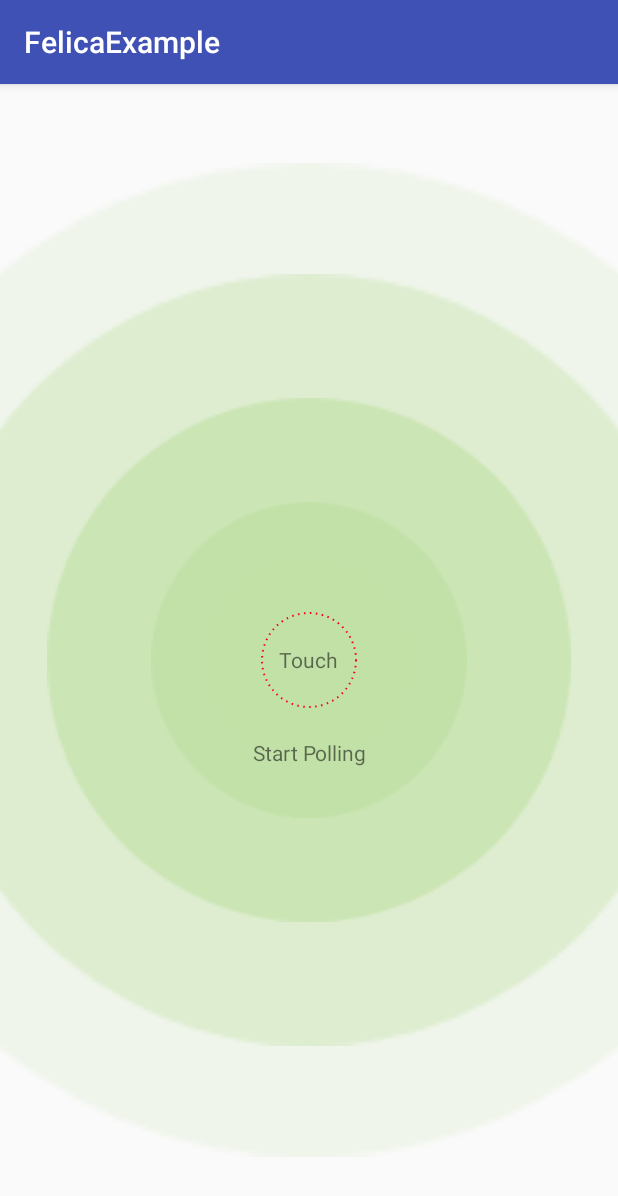
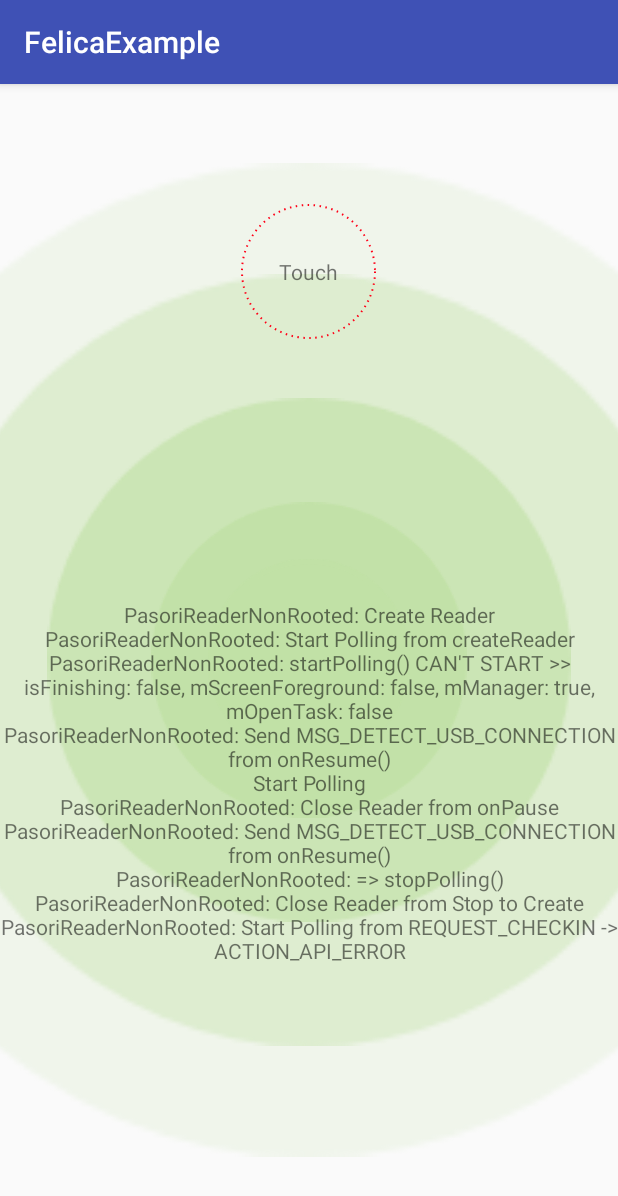
Before and after one commit to nhancv/nc-util-ad-detect-felicapasori, an Android app: the screen it shows after launch (MainActivity), after a tap on an icon or button, on a phone screen of 412 x 824 dp. Shown: the top 1196 px of the screen. Run offline under Robolectric (Android 15) with nearby library versions, the phone set to English and light mode, and no system bars; our stand-ins replace ButterKnife, data binding; pictures from the network do not load; 2 statements that could not run were skipped.

Commit message:
completed Add logview in +PasoriReaderNonRooted +FelicaPushUtil

```diff
--- a/app/src/main/java/com/sunnypoint/felicaexample/model/LogInfo.java
+++ b/app/src/main/java/com/sunnypoint/felicaexample/model/LogInfo.java
@@ -5,20 +5,25 @@ import android.databinding.Bindable;
 
 import com.sunnypoint.felicaexample.BR;
 
+import java.util.ArrayDeque;
+import java.util.Queue;
+
 /**
  * Created by NhanCao on 08-Oct-15.
  */
 public class LogInfo extends BaseObservable {
     private String msg;
+    private Queue<String> list;
+    private static LogInfo instance = new LogInfo("Greate");
 
-    private static LogInfo instance=new LogInfo("Greate");
-
-    public static LogInfo getInstance(){
+    public static LogInfo getInstance() {
         return instance;
     }
 
     public LogInfo(String msg) {
         this.msg = msg;
+        this.list = new ArrayDeque<>(10);
+        this.list.add(msg);
     }
 
     @Bindable
@@ -27,7 +32,19 @@ public class LogInfo extends BaseObservable {
     }
 
     public void setMsg(String msg) {
-        this.msg = msg;
+        try {
+            this.list.add(msg);
+            if (list.size() > 10) {
+                list.remove();
+                this.msg = "";
+            }
+            for (String item : list) {
+                this.msg += item + "\n";
+            }
+        } catch (Exception e) {
+            this.msg = msg;
+            e.printStackTrace();
+        }
         notifyPropertyChanged(BR.msg);
     }
 }
--- a/app/src/main/java/com/sunnypoint/felicaexample/utils/nfc/PasoriReaderNonRooted.java
+++ b/app/src/main/java/com/sunnypoint/felicaexample/utils/nfc/PasoriReaderNonRooted.java
@@ -13,6 +13,7 @@ import android.os.Handler;
 import android.os.Message;
 import android.util.Log;
 
+import com.sunnypoint.felicaexample.model.LogInfo;
 import com.sunnypoint.felicaexample.utils.Configs;
 import com.sunnypoint.felicaexample.utils.Utils;
 
@@ -61,6 +62,7 @@ public class PasoriReaderNonRooted extends BaseReader {
             String action = intent.getAction();
             if (ACTION_USB_PERMISSION.equals(action)) {
                 Log.v(TAG, "ACTION_USB_PERMISSION");
+                LogInfo.getInstance().setMsg(TAG+ ": ACTION_USB_PERMISSION");
                 synchronized (this) {
                     UsbDevice device = intent.getParcelableExtra(UsbManager.EXTRA_DEVICE);
                     if (device != null) {
@@ -78,6 +80,7 @@ public class PasoriReaderNonRooted extends BaseReader {
 
             } else if (UsbManager.ACTION_USB_DEVICE_DETACHED.equals(action)) {
                 Log.v(TAG, "ACTION_USB_DEVICE_DETACHED");
+                LogInfo.getInstance().setMsg(TAG+ ": ACTION_USB_DEVICE_DETACHED");
                 UsbDevice device = intent.getParcelableExtra(UsbManager.EXTRA_DEVICE);
                 if (device != null) {
                     mReaderDetached = true;
@@ -102,6 +105,7 @@ public class PasoriReaderNonRooted extends BaseReader {
     @Override
     public void createReader() {
         Log.v(TAG, "createReader()");
+        LogInfo.getInstance().setMsg(TAG + ": Create Reader");
         // Get USB manager
         mIDM = new byte[8];
         mManager = (UsbManager) mActivity.getSystemService(Context.USB_SERVICE);
@@ -148,13 +152,16 @@ public class PasoriReaderNonRooted extends BaseReader {
         synchronized (LOCK) {
             if (!mReaderOpened) {
                 Log.v(TAG, "openReader() Begin opening " + portName);
+                LogInfo.getInstance().setMsg(TAG+ ": openReader() Begin opening " + portName);
                 int openCode = mNfc100Usb.open();
                 if (openCode == Nfc100.ICS_ERROR_SUCCESS) {
                     mReaderOpened = true;
                     Log.v(TAG, "openReader() OK");
+                    LogInfo.getInstance().setMsg(TAG + ": openReader() OK");
                 } else {
                     byte[] openResult = new byte[]{(byte) openCode};
                     Log.e(TAG, "openReader() Not OK " + openCode);
+                    LogInfo.getInstance().setMsg(TAG + ": openReader() Not OK " + openCode);
                     // Return open error
                     return openResult;
                 }
@@ -166,6 +173,7 @@ public class PasoriReaderNonRooted extends BaseReader {
     @Override
     public void closeReader(String log) {
         Log.i(TAG, "closeReader() from " + log);
+        LogInfo.getInstance().setMsg(TAG + ": Close Reader from " + log);
         synchronized (LOCK) {
             mHandler.removeMessages(MSG_DETECT_USB_CONNECTION);
             boolean isOpened = mReaderOpened;
@@ -184,6 +192,7 @@ public class PasoriReaderNonRooted extends BaseReader {
     public void startPolling(String log) {
         if (log != null) {
             Log.i(TAG, "startPolling() from " + log);
+            LogInfo.getInstance().setMsg(TAG + ": Start Polling from " + log);
         }
         // Check mOpenTask is null to warrant once OpenTask only run at the same
         // time
@@ -205,6 +214,7 @@ public class PasoriReaderNonRooted extends BaseReader {
 
             } else {
                 Log.v(TAG, "startPolling() found and connect to device " + detectedDevice);
+                LogInfo.getInstance().setMsg(TAG + ": Start polling found and connect to device " + detectedDevice);
                 mHandler.removeMessages(MSG_DETECT_USB_CONNECTION);
                 mReaderDetached = false;
                 mManager.requestPermission(detectedDevice, mPermissionIntent);
@@ -212,12 +222,15 @@ public class PasoriReaderNonRooted extends BaseReader {
         } else {
             Log.v(TAG, "startPolling() CAN'T START >> isFinishing: " + mActivity.isFinishing() + ", mScreenForeground: " + mScreenForeground + ", mManager: "
                     + (mManager != null) + ", mOpenTask: " + (mOpenTask != null));
+            LogInfo.getInstance().setMsg(TAG + ": startPolling() CAN'T START >> isFinishing: " + mActivity.isFinishing() + ", mScreenForeground: " + mScreenForeground + ", mManager: "
+                    + (mManager != null) + ", mOpenTask: " + (mOpenTask != null));
         }
     }
 
     @Override
     public void stopPolling(String log) {
         Log.v(TAG, log + " => stopPolling()");
+        LogInfo.getInstance().setMsg(TAG + ": => stopPolling()");
         closeReader(log);
     }
 
@@ -227,6 +240,7 @@ public class PasoriReaderNonRooted extends BaseReader {
             @Override
             public void run() {
                 Log.v(TAG, "pushURL()");
+                LogInfo.getInstance().setMsg(TAG+ ": pushURL()");
                 long begin = System.currentTimeMillis();
                 boolean result = false;
                 try {
@@ -235,12 +249,14 @@ public class PasoriReaderNonRooted extends BaseReader {
                     result = (rc == Nfc100.ICS_ERROR_SUCCESS);
                 } catch (Exception e) {
                     Log.e(TAG, "Error when pushing URL. " + e.getMessage());
+                    LogInfo.getInstance().setMsg(TAG + ": Error when pushing URL. " + e.getMessage());
                     e.printStackTrace();
 
                     // Log error
                 } finally {
                     long duration = System.currentTimeMillis() - begin;
                     Log.i(TAG, "pushURL() result=" + result + ", time=" + duration);
+                    LogInfo.getInstance().setMsg(TAG + ": pushURL() result=" + result + ", time=" + duration);
 
                     // Log push status
                 }
@@ -259,6 +275,7 @@ public class PasoriReaderNonRooted extends BaseReader {
 
         // Send delay to waiting for ACTION_USB_PERMISSION
         Log.i(TAG, "Send MSG_DETECT_USB_CONNECTION from onResume()");
+        LogInfo.getInstance().setMsg(TAG+ ": Send MSG_DETECT_USB_CONNECTION from onResume()");
         mHandler.removeMessages(MSG_DETECT_USB_CONNECTION);
         mHandler.sendEmptyMessageDelayed(MSG_DETECT_USB_CONNECTION, DETECT_DELAY_TIME);
     }
@@ -297,6 +314,7 @@ public class PasoriReaderNonRooted extends BaseReader {
         @Override
         protected byte[] doInBackground(UsbDevice... params) {
             Log.v(TAG, "OpenTask.doInBackground()");
+            LogInfo.getInstance().setMsg(TAG+ ": OpenTask.doInBackground()");
             try {
                 // Open reader
                 mNfc100Usb.setDevice(params[0]);
@@ -312,12 +330,14 @@ public class PasoriReaderNonRooted extends BaseReader {
                 if (mIDM != null) {
                     String hexIdm = Utils.getHexString(mIDM).toString();
                     Log.i(TAG, "OpenTask -> IDM: " + hexIdm);
+                    LogInfo.getInstance().setMsg(TAG+ ": OpenTask -> IDM: " + hexIdm);
                     Utils.getInstance().setUserFID(hexIdm, PasoriReaderNonRooted.this);
                     return mIDM;
                 }
 
             } catch (Exception e) {
                 Log.e(TAG, "OpenTask error when polling.." + e.getMessage());
+                LogInfo.getInstance().setMsg(TAG+ ": OpenTask error when polling.." + e.getMessage());
                 e.printStackTrace();
             }
 
@@ -331,6 +351,7 @@ public class PasoriReaderNonRooted extends BaseReader {
             mOpenTask = null;
 
             Log.v(TAG, "PasoriReaderNonRooted.OpenTask: onPostExecute()");
+            LogInfo.getInstance().setMsg(TAG+ ": PasoriReaderNonRooted.OpenTask: onPostExecute()");
             if (card_info == null) {
                 // Unknown error code
                 mErrorCode = Nfc100.ICS_ERROR_UNKNOWN;
@@ -351,6 +372,7 @@ public class PasoriReaderNonRooted extends BaseReader {
 
                 } else {
                     Log.i(TAG, "IDM:" + Utils.getHexString(mIDM));
+                    LogInfo.getInstance().setMsg(TAG + ": IDM:" + Utils.getHexString(mIDM));
                     if (mNfc100Usb.getPolledType() == Nfc100.POLLED_FELICA) { // Felica
                         pushUrl(null);
                     }
--- a/app/src/main/java/com/sunnypoint/felicaexample/views/MainActivity.java
+++ b/app/src/main/java/com/sunnypoint/felicaexample/views/MainActivity.java
@@ -1,20 +1,14 @@
 package com.sunnypoint.felicaexample.views;
 
-import android.app.Dialog;
-import android.content.Context;
 import android.databinding.DataBindingUtil;
-import android.graphics.drawable.ColorDrawable;
 import android.media.AudioManager;
 import android.os.Bundle;
 import android.os.Handler;
 import android.support.v7.app.AppCompatActivity;
+import android.text.method.ScrollingMovementMethod;
 import android.util.Log;
-import android.view.LayoutInflater;
 import android.view.View;
-import android.view.Window;
 import android.view.WindowManager;
-import android.widget.Button;
-import android.widget.ImageButton;
 import android.widget.TextView;
 import android.widget.Toast;
 
@@ -65,7 +59,7 @@ public class MainActivity extends AppCompatActivity implements ReaderCallback {
                         BaseReader reader = (BaseReader) msg.obj;
                         if (reader != null && reader instanceof PasoriReaderNonRooted && reader.isReaderAvailable()) {
                             int errorCode = reader.getErrorCode();
-                            showDialogAnnounce(getApplicationContext(), "Error", errorCode + "", false);
+                         LogInfo.getInstance().setMsg("Error "+errorCode);
                         }
                     }
                     break;
@@ -84,8 +78,6 @@ public class MainActivity extends AppCompatActivity implements ReaderCallback {
 
     @Bind(R.id.vBackground)
     RippleBackground vBackground;
-    @Bind(R.id.btnPolling)
-    ImageButton btnPolling;
     @Bind(R.id.txtLogView)
     TextView txtLogView;
 
@@ -113,7 +105,6 @@ public class MainActivity extends AppCompatActivity implements ReaderCallback {
 //        setContentView(R.layout.activity_main);
         ButterKnife.bind(this);
 
-
         Utils.getInstance().setContext(getApplicationContext());
         mReader = ReaderUtils.getReader(this, mHandler);
         mReader.createReader();
@@ -121,6 +112,9 @@ public class MainActivity extends AppCompatActivity implements ReaderCallback {
         getWindow().addFlags(WindowManager.LayoutParams.FLAG_KEEP_SCREEN_ON);
         setVolumeControlStream(AudioManager.STREAM_MUSIC);
         SoundManager.getInstance().init(getApplicationContext());
+
+        txtLogView.setMovementMethod(new ScrollingMovementMethod());
+
 
     }
 
@@ -132,13 +126,26 @@ public class MainActivity extends AppCompatActivity implements ReaderCallback {
     }
 
     @OnClick(R.id.btnPolling)
-    public void btnPollingOnClick() {
+    public void btnPollingOnClick(View view) {
         ButterKnife.apply(viewList, ENABLED, false);
+        view.postDelayed(new Runnable() {
+            @Override
+            public void run() {
+                try {
+                    ButterKnife.apply(viewList, ENABLED, true);
+                } catch (Exception e) {
+                    e.printStackTrace();
+                }
+            }
+        }, 1000);
 //        ButterKnife.apply(viewList, View.ALPHA, 0.0f);
 
         vBackground.startRippleAnimation();
+        LogInfo.getInstance().setMsg("Start Polling");
+        mReader.onActivityPaused(this);
+        mReader.onActivityResumed(this);
+        mReader.stopPolling("Stop to Create");
         mReader.startPolling("REQUEST_CHECKIN -> ACTION_API_ERROR");
-        LogInfo.getInstance().setMsg("Start Polling");
     }
 
 
@@ -157,47 +164,16 @@ public class MainActivity extends AppCompatActivity implements ReaderCallback {
         // Show output
         Log.i(TAG, "sendFidToServer()");
         if (Utils.getInstance().getUserFID().equals("6300000000000000")) {
-            Toast.makeText(getApplicationContext(), "Please tap again and hold the phone on the reader longer", Toast.LENGTH_SHORT).show();
+            Toast.makeText(getApplicationContext(), "Please tap again and hold the phone on the reader longer", Toast.LENGTH_LONG).show();
             mReader.setTapped(false);
             mReader.startPolling("sendFidToServer() Invalid FID");
 
         } else {
             if (!mReader.getTapped()) {
-                // mIsTapped = true;
                 mReader.setTapped(true);
             }
-//            mReader.startPolling("sendFidToServer() again");
         }
     }
-
-
-    public void showDialogAnnounce(Context context, String title, String msg, boolean isError) {
-        final Dialog dialog = new Dialog(context);
-        dialog.requestWindowFeature(Window.FEATURE_NO_TITLE);
-        LayoutInflater inflater = (LayoutInflater) context.getSystemService(Context.LAYOUT_INFLATER_SERVICE);
-        View view = inflater.inflate(R.layout.view_dialog_layout, null, false);
-        dialog.setCanceledOnTouchOutside(false);
-        dialog.setContentView(view);
-        dialog.getWindow().setBackgroundDrawable(new ColorDrawable(0));
-
-        TextView txtTitle = (TextView) dialog.findViewById(R.id.txt_dialog_title);
-        txtTitle.setText(title);
-
-        TextView txtMessage = (TextView) dialog.findViewById(R.id.txt_dialog_message);
-        txtMessage.setText(msg);
-        Button btnOk = (Button) dialog.findViewById(R.id.btn_ok);
-        btnOk.setOnClickListener(v -> {
-            if (isError == false) {
-//                bus.post(new SPMADataEvent(this, null, SPMAEventCode.NEXT));
-            } else {
-//                bus.post(new BusInfo(this, null, "bookerror"));
-            }
-            dialog.dismiss();
-        });
-        dialog.show();
-
-    }
-
 
     //implement readerCallBack
     @Override
@@ -225,9 +201,8 @@ public class MainActivity extends AppCompatActivity implements ReaderCallback {
             // Play sound effect to notify user the touch successful
             SoundManager.getInstance().play();
             sendFidToServer();
-            ButterKnife.apply(viewList, ENABLED, true);
             vBackground.stopRippleAnimation();
-            LogInfo.getInstance().setMsg("Successful");
+            LogInfo.getInstance().setMsg("Successful: "+ Utils.getInstance().getUserFID() + " has been detected.");
             // Close error alert dialog
 
         }
--- a/app/src/main/res/layout/activity_main.xml
+++ b/app/src/main/res/layout/activity_main.xml
@@ -1,12 +1,19 @@
 <?xml version="1.0" encoding="utf-8"?>
-<layout xmlns:android="http://schemas.android.com/apk/res/android">
+<layout xmlns:android="http://schemas.android.com/apk/res/android"
+    xmlns:app="http://schemas.android.com/apk/res-AUTO">
+
     <data>
+
         <variable
             name="logView"
             type="com.sunnypoint.felicaexample.model.LogInfo" />
     </data>
 
-    <com.sunnypoint.ripplebackground.RippleBackground xmlns:app="http://schemas.android.com/apk/res-AUTO"
+    <FrameLayout
+        android:layout_width="match_parent"
+        android:layout_height="match_parent">
+
+        <com.sunnypoint.ripplebackground.RippleBackground
             android:id="@+id/vBackground"
             android:layout_width="match_parent"
             android:layout_height="match_parent"
@@ -14,36 +21,48 @@
             app:rb_duration="5000"
             app:rb_radius="40dp"
             app:rb_rippleAmount="6"
-        app:rb_scale="6">
+            app:rb_scale="6" />
+
+        <LinearLayout
+            android:layout_width="match_parent"
+            android:layout_height="match_parent"
+            android:layout_gravity="center"
+            android:gravity="center"
+            android:orientation="vertical">
 
             <FrameLayout
                 android:id="@+id/vPollingContent"
-            android:layout_width="wrap_content"
-            android:layout_height="wrap_content"
-            android:layout_centerInParent="true">
+                android:layout_width="90dp"
+                android:layout_height="90dp"
+                android:layout_gravity="center"
+                android:layout_marginBottom="10dp"
+                android:layout_marginTop="80dp">
 
                 <ImageButton
                     android:id="@+id/btnPolling"
-                android:layout_width="64dp"
-                android:layout_height="64dp"
-                android:layout_gravity="center"
+                    android:layout_width="90dp"
+                    android:layout_height="90dp"
                     android:background="@drawable/circle" />
 
                 <TextView
                     android:layout_width="wrap_content"
                     android:layout_height="wrap_content"
                     android:layout_gravity="center"
+                    android:clickable="false"
+                    android:singleLine="false"
                     android:text="Touch" />
+
             </FrameLayout>
 
             <TextView
                 android:id="@+id/txtLogView"
                 android:layout_width="match_parent"
-            android:layout_height="wrap_content"
-            android:layout_below="@+id/vPollingContent"
-            android:layout_marginTop="20dp"
+                android:layout_height="0dp"
+                android:layout_weight="1"
+                android:maxLines = "20"
+                android:scrollbars = "vertical"
                 android:gravity="center"
                 android:text="@{logView.msg}" />
-
-    </com.sunnypoint.ripplebackground.RippleBackground>
+        </LinearLayout>
+    </FrameLayout>
 </layout>
```
Also changed, not shown: app/src/main/AndroidManifest.xml (+4 -5 lines), app/src/main/java/com/sunnypoint/felicaexample/presenter/BasePresenter.java (deleted, +0 -10 lines), app/src/main/java/com/sunnypoint/felicaexample/presenter/Presenter.java (deleted, +0 -34 lines), app/src/main/java/com/sunnypoint/felicaexample/utils/nfc/util/FelicaPushUtil.java (+12 -6 lines). Lines whose indentation alone changed are shown as unchanged.
